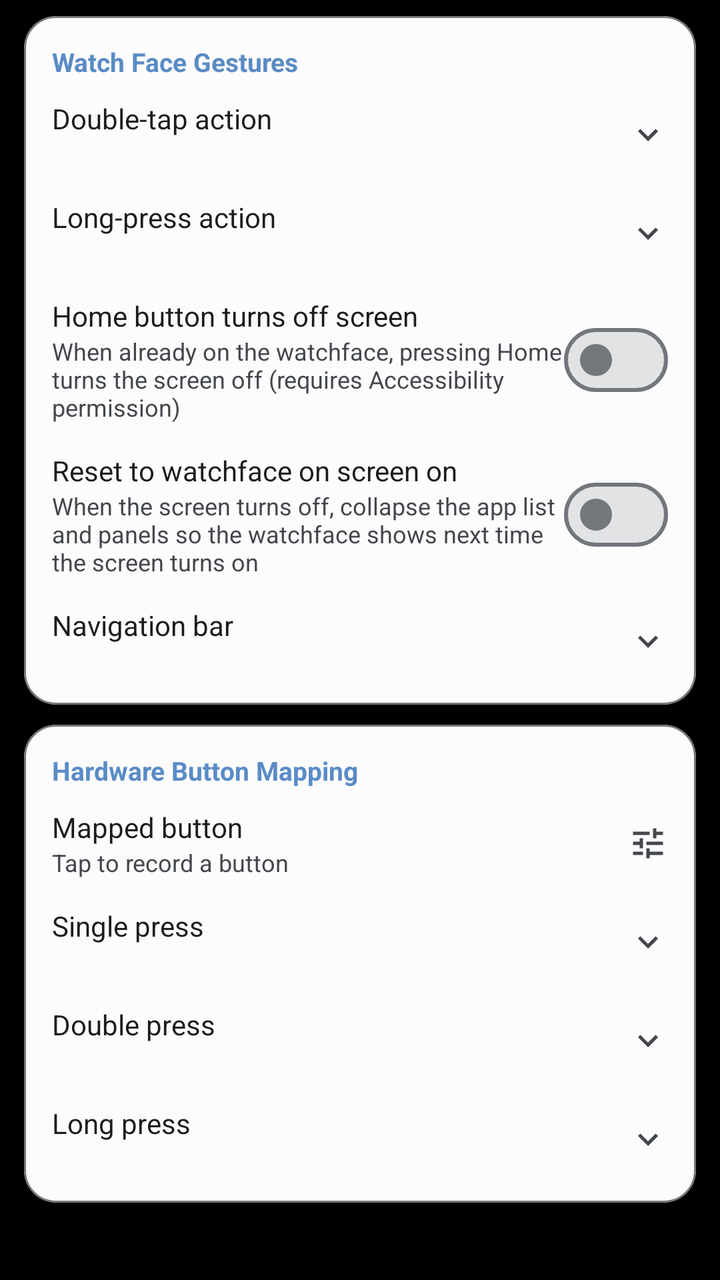
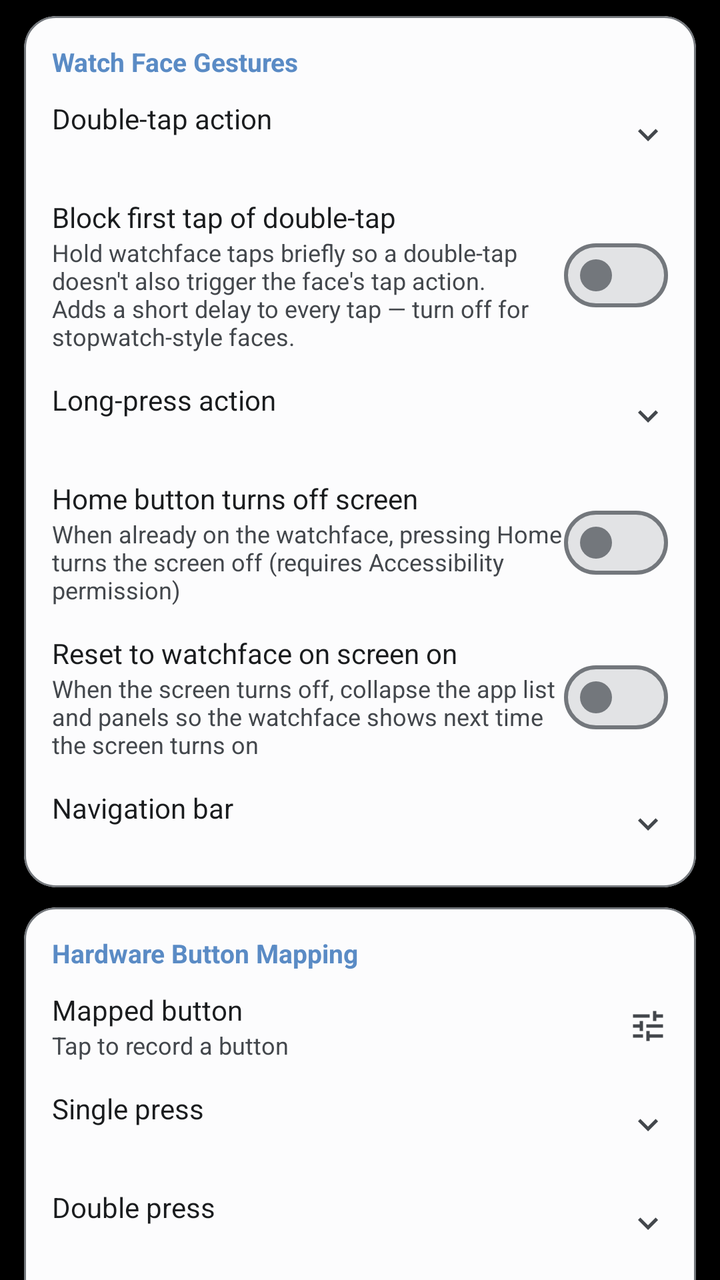

Before-and-after screenshots of an Android layout around one commit, followed by the original layout XML and the change that was made.
<!-- AndroidManifest.xml: application theme Theme.CloX -->
<!-- res/layout/fragment_settings_gestures.xml -->
<?xml version="1.0" encoding="utf-8"?>
<androidx.core.widget.NestedScrollView
    xmlns:android="http://schemas.android.com/apk/res/android"
    xmlns:app="http://schemas.android.com/apk/res-auto"
    android:layout_width="match_parent"
    android:layout_height="match_parent"
    android:clipToPadding="false"
    android:fillViewport="true">

    <LinearLayout
        android:layout_width="match_parent"
        android:layout_height="wrap_content"
        android:orientation="vertical"
        android:paddingTop="8dp"
        android:paddingBottom="16dp">

        
        <com.google.android.material.card.MaterialCardView
            android:layout_width="match_parent" android:layout_height="wrap_content"
            android:layout_marginHorizontal="12dp" android:layout_marginBottom="10dp"
            app:cardCornerRadius="16dp" app:cardElevation="0dp"
            app:strokeWidth="1dp" app:strokeColor="?attr/colorOutline"
            app:cardBackgroundColor="?attr/colorSurface">
            <LinearLayout android:layout_width="match_parent" android:layout_height="wrap_content"
                android:orientation="vertical" android:padding="14dp">
                <TextView android:layout_width="wrap_content" android:layout_height="wrap_content"
                    android:text="@string/pref_gestures_watchface_category"
                    android:textSize="13sp" android:textStyle="bold"
                    android:textColor="?attr/colorPrimary" android:layout_marginBottom="10dp" />

                
                <LinearLayout android:id="@+id/rowDoubleTap"
                    android:layout_width="match_parent" android:layout_height="wrap_content"
                    android:orientation="horizontal" android:gravity="center_vertical"
                    android:clickable="true" android:focusable="true"
                    android:background="?attr/selectableItemBackground">
                    <LinearLayout android:layout_width="0dp" android:layout_height="wrap_content"
                        android:layout_weight="1" android:orientation="vertical">
                        <TextView android:layout_width="wrap_content" android:layout_height="wrap_content"
                            android:text="@string/pref_double_tap_title"
                            android:textSize="14sp" android:textColor="?attr/colorOnSurface" />
                        <TextView android:id="@+id/tvDoubleTap"
                            android:layout_width="wrap_content" android:layout_height="wrap_content"
                            android:textSize="12sp" android:textColor="?attr/colorOnSurfaceVariant" />
                    </LinearLayout>
                    <ImageView android:layout_width="20dp" android:layout_height="20dp"
                        android:src="@drawable/ic_expand_more" app:tint="?attr/colorOnSurfaceVariant" />
                </LinearLayout>

                
                <LinearLayout android:id="@+id/rowLongPress"
                    android:layout_width="match_parent" android:layout_height="wrap_content"
                    android:orientation="horizontal" android:gravity="center_vertical"
                    android:layout_marginTop="14dp"
                    android:clickable="true" android:focusable="true"
                    android:background="?attr/selectableItemBackground">
                    <LinearLayout android:layout_width="0dp" android:layout_height="wrap_content"
                        android:layout_weight="1" android:orientation="vertical">
                        <TextView android:layout_width="wrap_content" android:layout_height="wrap_content"
                            android:text="@string/pref_long_press_title"
                            android:textSize="14sp" android:textColor="?attr/colorOnSurface" />
                        <TextView android:id="@+id/tvLongPress"
                            android:layout_width="wrap_content" android:layout_height="wrap_content"
                            android:textSize="12sp" android:textColor="?attr/colorOnSurfaceVariant" />
                    </LinearLayout>
                    <ImageView android:layout_width="20dp" android:layout_height="20dp"
                        android:src="@drawable/ic_expand_more" app:tint="?attr/colorOnSurfaceVariant" />
                </LinearLayout>

                
                <LinearLayout android:layout_width="match_parent" android:layout_height="wrap_content"
                    android:orientation="horizontal" android:gravity="center_vertical"
                    android:layout_marginTop="14dp">
                    <LinearLayout android:layout_width="0dp" android:layout_height="wrap_content"
                        android:layout_weight="1" android:orientation="vertical">
                        <TextView android:layout_width="wrap_content" android:layout_height="wrap_content"
                            android:text="@string/pref_home_press_screen_off_title"
                            android:textSize="14sp" android:textColor="?attr/colorOnSurface" />
                        <TextView android:layout_width="wrap_content" android:layout_height="wrap_content"
                            android:text="@string/pref_home_press_screen_off_summary"
                            android:textSize="12sp" android:textColor="?attr/colorOnSurfaceVariant" />
                    </LinearLayout>
                    <com.google.android.material.materialswitch.MaterialSwitch
                        android:id="@+id/switchHomePressOff"
                        android:layout_width="wrap_content" android:layout_height="wrap_content" />
                </LinearLayout>

                
                <LinearLayout android:layout_width="match_parent" android:layout_height="wrap_content"
                    android:orientation="horizontal" android:gravity="center_vertical"
                    android:layout_marginTop="14dp">
                    <LinearLayout android:layout_width="0dp" android:layout_height="wrap_content"
                        android:layout_weight="1" android:orientation="vertical">
                        <TextView android:layout_width="wrap_content" android:layout_height="wrap_content"
                            android:text="@string/pref_reset_watchface_on_screen_title"
                            android:textSize="14sp" android:textColor="?attr/colorOnSurface" />
                        <TextView android:layout_width="match_parent" android:layout_height="wrap_content"
                            android:text="@string/pref_reset_watchface_on_screen_summary"
                            android:textSize="12sp" android:textColor="?attr/colorOnSurfaceVariant" />
                    </LinearLayout>
                    <com.google.android.material.materialswitch.MaterialSwitch
                        android:id="@+id/switchResetWatchface"
                        android:layout_width="wrap_content" android:layout_height="wrap_content" />
                </LinearLayout>

                
                <LinearLayout android:id="@+id/rowNavBar"
                    android:layout_width="match_parent" android:layout_height="wrap_content"
                    android:orientation="horizontal" android:gravity="center_vertical"
                    android:layout_marginTop="14dp"
                    android:clickable="true" android:focusable="true"
                    android:background="?attr/selectableItemBackground">
                    <LinearLayout android:layout_width="0dp" android:layout_height="wrap_content"
                        android:layout_weight="1" android:orientation="vertical">
                        <TextView android:layout_width="wrap_content" android:layout_height="wrap_content"
                            android:text="@string/pref_nav_bar_title"
                            android:textSize="14sp" android:textColor="?attr/colorOnSurface" />
                        <TextView android:id="@+id/tvNavBar"
                            android:layout_width="wrap_content" android:layout_height="wrap_content"
                            android:textSize="12sp" android:textColor="?attr/colorOnSurfaceVariant" />
                    </LinearLayout>
                    <ImageView android:layout_width="20dp" android:layout_height="20dp"
                        android:src="@drawable/ic_expand_more" app:tint="?attr/colorOnSurfaceVariant" />
                </LinearLayout>

            </LinearLayout>
        </com.google.android.material.card.MaterialCardView>

        
        <com.google.android.material.card.MaterialCardView
            android:layout_width="match_parent" android:layout_height="wrap_content"
            android:layout_marginHorizontal="12dp" android:layout_marginBottom="10dp"
            app:cardCornerRadius="16dp" app:cardElevation="0dp"
            app:strokeWidth="1dp" app:strokeColor="?attr/colorOutline"
            app:cardBackgroundColor="?attr/colorSurface">
            <LinearLayout android:layout_width="match_parent" android:layout_height="wrap_content"
                android:orientation="vertical" android:padding="14dp">
                <TextView android:layout_width="wrap_content" android:layout_height="wrap_content"
                    android:text="@string/pref_btn_map_category"
                    android:textSize="13sp" android:textStyle="bold"
                    android:textColor="?attr/colorPrimary" android:layout_marginBottom="10dp" />

                
                <LinearLayout android:id="@+id/rowBtnRecord"
                    android:layout_width="match_parent" android:layout_height="wrap_content"
                    android:orientation="horizontal" android:gravity="center_vertical"
                    android:clickable="true" android:focusable="true"
                    android:background="?attr/selectableItemBackground">
                    <LinearLayout android:layout_width="0dp" android:layout_height="wrap_content"
                        android:layout_weight="1" android:orientation="vertical">
                        <TextView android:layout_width="wrap_content" android:layout_height="wrap_content"
                            android:text="@string/pref_btn_map_record_title"
                            android:textSize="14sp" android:textColor="?attr/colorOnSurface" />
                        <TextView android:id="@+id/tvBtnRecord"
                            android:layout_width="wrap_content" android:layout_height="wrap_content"
                            android:text="@string/pref_btn_map_record_summary"
                            android:textSize="12sp" android:textColor="?attr/colorOnSurfaceVariant" />
                    </LinearLayout>
                    <ImageView android:layout_width="20dp" android:layout_height="20dp"
                        android:src="@drawable/ic_tune" app:tint="?attr/colorOnSurfaceVariant" />
                </LinearLayout>

                
                <LinearLayout android:id="@+id/rowBtnSingle"
                    android:layout_width="match_parent" android:layout_height="wrap_content"
                    android:orientation="horizontal" android:gravity="center_vertical"
                    android:layout_marginTop="14dp"
                    android:clickable="true" android:focusable="true"
                    android:background="?attr/selectableItemBackground">
                    <LinearLayout android:layout_width="0dp" android:layout_height="wrap_content"
                        android:layout_weight="1" android:orientation="vertical">
                        <TextView android:layout_width="wrap_content" android:layout_height="wrap_content"
                            android:text="@string/pref_btn_single_title"
                            android:textSize="14sp" android:textColor="?attr/colorOnSurface" />
                        <TextView android:id="@+id/tvBtnSingle"
                            android:layout_width="wrap_content" android:layout_height="wrap_content"
                            android:textSize="12sp" android:textColor="?attr/colorOnSurfaceVariant" />
                    </LinearLayout>
                    <ImageView android:layout_width="20dp" android:layout_height="20dp"
                        android:src="@drawable/ic_expand_more" app:tint="?attr/colorOnSurfaceVariant" />
                </LinearLayout>

                
                <LinearLayout android:id="@+id/rowBtnDouble"
                    android:layout_width="match_parent" android:layout_height="wrap_content"
                    android:orientation="horizontal" android:gravity="center_vertical"
                    android:layout_marginTop="14dp"
                    android:clickable="true" android:focusable="true"
                    android:background="?attr/selectableItemBackground">
                    <LinearLayout android:layout_width="0dp" android:layout_height="wrap_content"
                        android:layout_weight="1" android:orientation="vertical">
                        <TextView android:layout_width="wrap_content" android:layout_height="wrap_content"
                            android:text="@string/pref_btn_double_title"
                            android:textSize="14sp" android:textColor="?attr/colorOnSurface" />
                        <TextView android:id="@+id/tvBtnDouble"
                            android:layout_width="wrap_content" android:layout_height="wrap_content"
                            android:textSize="12sp" android:textColor="?attr/colorOnSurfaceVariant" />
                    </LinearLayout>
                    <ImageView android:layout_width="20dp" android:layout_height="20dp"
                        android:src="@drawable/ic_expand_more" app:tint="?attr/colorOnSurfaceVariant" />
                </LinearLayout>

                
                <LinearLayout android:id="@+id/rowBtnLong"
                    android:layout_width="match_parent" android:layout_height="wrap_content"
                    android:orientation="horizontal" android:gravity="center_vertical"
                    android:layout_marginTop="14dp"
                    android:clickable="true" android:focusable="true"
                    android:background="?attr/selectableItemBackground">
                    <LinearLayout android:layout_width="0dp" android:layout_height="wrap_content"
                        android:layout_weight="1" android:orientation="vertical">
                        <TextView android:layout_width="wrap_content" android:layout_height="wrap_content"
                            android:text="@string/pref_btn_long_title"
                            android:textSize="14sp" android:textColor="?attr/colorOnSurface" />
                        <TextView android:id="@+id/tvBtnLong"
                            android:layout_width="wrap_content" android:layout_height="wrap_content"
                            android:textSize="12sp" android:textColor="?attr/colorOnSurfaceVariant" />
                    </LinearLayout>
                    <ImageView android:layout_width="20dp" android:layout_height="20dp"
                        android:src="@drawable/ic_expand_more" app:tint="?attr/colorOnSurfaceVariant" />
                </LinearLayout>

                
                <com.google.android.material.button.MaterialButton
                    android:id="@+id/btnClearBtnMap"
                    style="@style/Widget.Material3.Button.TextButton"
                    android:layout_width="wrap_content" android:layout_height="wrap_content"
                    android:layout_marginTop="8dp"
                    android:text="@string/pref_btn_map_clear_title"
                    android:visibility="gone" />

            </LinearLayout>
        </com.google.android.material.card.MaterialCardView>

    </LinearLayout>
</androidx.core.widget.NestedScrollView>
<!-- resources referenced by this layout -->
<resources>
  <!-- drawable ic_expand_more (drawable) -->
  <?xml version="1.0" encoding="utf-8"?>
  <vector xmlns:android="http://schemas.android.com/apk/res/android"
      android:width="24dp" android:height="24dp"
      android:viewportWidth="24" android:viewportHeight="24"
      android:tint="?attr/colorControlNormal">
      <path android:fillColor="@android:color/white"
          android:pathData="M16.59,8.59L12,13.17 7.41,8.59 6,10l6,6 6,-6 -1.41,-1.41z"/>
  </vector>
  <!-- drawable ic_tune (drawable) -->
  <vector xmlns:android="http://schemas.android.com/apk/res/android" android:width="24dp" android:height="24dp" android:viewportWidth="24" android:viewportHeight="24">
      <path android:fillColor="?attr/colorOnSurface" android:pathData="M3,17v2h6v-2H3zM3,5v2h10V5H3zM13,21v-2h8v-2h-8v-2h-2v6h2zM7,9v2H3v2h4v2h2V9H7zM21,13v-2H11v2h10zM15,9h2V7h4V5h-4V3h-2v6z"/>
  </vector>
  <string name="pref_btn_double_title">Double press</string>
  <string name="pref_btn_long_title">Long press</string>
  <string name="pref_btn_map_category">Hardware Button Mapping</string>
  <string name="pref_btn_map_clear_title">Clear button mapping</string>
  <string name="pref_btn_map_record_summary">Tap to record a button</string>
  <string name="pref_btn_map_record_title">Mapped button</string>
  <string name="pref_btn_single_title">Single press</string>
  <string name="pref_double_tap_title">Double-tap action</string>
  <string name="pref_gestures_watchface_category">Watch Face Gestures</string>
  <string name="pref_home_press_screen_off_summary">When already on the watchface, pressing Home turns the screen off (requires Accessibility permission)</string>
  <string name="pref_home_press_screen_off_title">Home button turns off screen</string>
  <string name="pref_long_press_title">Long-press action</string>
  <string name="pref_nav_bar_title">Navigation bar</string>
  <string name="pref_reset_watchface_on_screen_summary">When the screen turns off, collapse the app list and panels so the watchface shows next time the screen turns on</string>
  <string name="pref_reset_watchface_on_screen_title">Reset to watchface on screen on</string>
  <style name="Theme.CloX" parent="Base.Theme.CloX">
          <item name="android:windowBackground">@android:color/black</item>
          <item name="android:windowAnimationStyle">@null</item>
      </style>
  <color name="brand_500">#5A8BC5</color>
  <color name="brand_on_accent_light">#FFFFFF</color>
  <color name="brand_container_light">#D6E6F5</color>
  <color name="brand_on_container_light">#0F2B44</color>
  <color name="brand_300">#82ABD0</color>
  <color name="m3_background">#FCFCFD</color>
  <color name="m3_surface">#FCFCFD</color>
  <color name="m3_on_surface">#1A1C1E</color>
  <color name="m3_surface_variant">#E1E2E6</color>
  <color name="m3_on_surface_variant">#43474C</color>
  <color name="m3_surface_container_lowest">#FFFFFF</color>
  <color name="m3_surface_container_low">#F4F4F5</color>
  <color name="m3_surface_container">#EEEEF0</color>
  <color name="m3_surface_container_high">#E8E9EB</color>
  <color name="m3_surface_container_highest">#E2E3E5</color>
  <color name="m3_surface_bright">#FCFCFD</color>
  <color name="m3_surface_dim">#DBDBDD</color>
  <color name="m3_inverse_surface">#2F3133</color>
  <color name="m3_inverse_on_surface">#F1F0F2</color>
  <color name="m3_outline">#73777C</color>
  <color name="m3_outline_variant">#C3C6CC</color>
  <!-- unchanged entries left out for length: 1 -->
</resources>

<!-- the commit's change to res/layout/fragment_settings_gestures.xml (unified diff, before → after) -->
@@ -48,6 +48,24 @@
                 </LinearLayout>
 
                 
+                <LinearLayout android:layout_width="match_parent" android:layout_height="wrap_content"
+                    android:orientation="horizontal" android:gravity="center_vertical"
+                    android:layout_marginTop="14dp">
+                    <LinearLayout android:layout_width="0dp" android:layout_height="wrap_content"
+                        android:layout_weight="1" android:orientation="vertical">
+                        <TextView android:layout_width="wrap_content" android:layout_height="wrap_content"
+                            android:text="@string/pref_double_tap_hold_title"
+                            android:textSize="14sp" android:textColor="?attr/colorOnSurface" />
+                        <TextView android:layout_width="match_parent" android:layout_height="wrap_content"
+                            android:text="@string/pref_double_tap_hold_summary"
+                            android:textSize="12sp" android:textColor="?attr/colorOnSurfaceVariant" />
+                    </LinearLayout>
+                    <com.google.android.material.materialswitch.MaterialSwitch
+                        android:id="@+id/switchDoubleTapHold"
+                        android:layout_width="wrap_content" android:layout_height="wrap_content" />
+                </LinearLayout>
+
+                
                 <LinearLayout android:id="@+id/rowLongPress"
                     android:layout_width="match_parent" android:layout_height="wrap_content"
                     android:orientation="horizontal" android:gravity="center_vertical"
<!-- resource entries referenced after the edit -->
@@ -20,6 +20,8 @@
   <string name="pref_btn_map_record_summary">Tap to record a button</string>
   <string name="pref_btn_map_record_title">Mapped button</string>
   <string name="pref_btn_single_title">Single press</string>
+  <string name="pref_double_tap_hold_summary">Hold watchface taps briefly so a double-tap doesn\'t also trigger the face\'s tap action. Adds a short delay to every tap — turn off for stopwatch-style faces.</string>
+  <string name="pref_double_tap_hold_title">Block first tap of double-tap</string>
   <string name="pref_double_tap_title">Double-tap action</string>
   <string name="pref_gestures_watchface_category">Watch Face Gestures</string>
   <string name="pref_home_press_screen_off_summary">When already on the watchface, pressing Home turns the screen off (requires Accessibility permission)</string>
